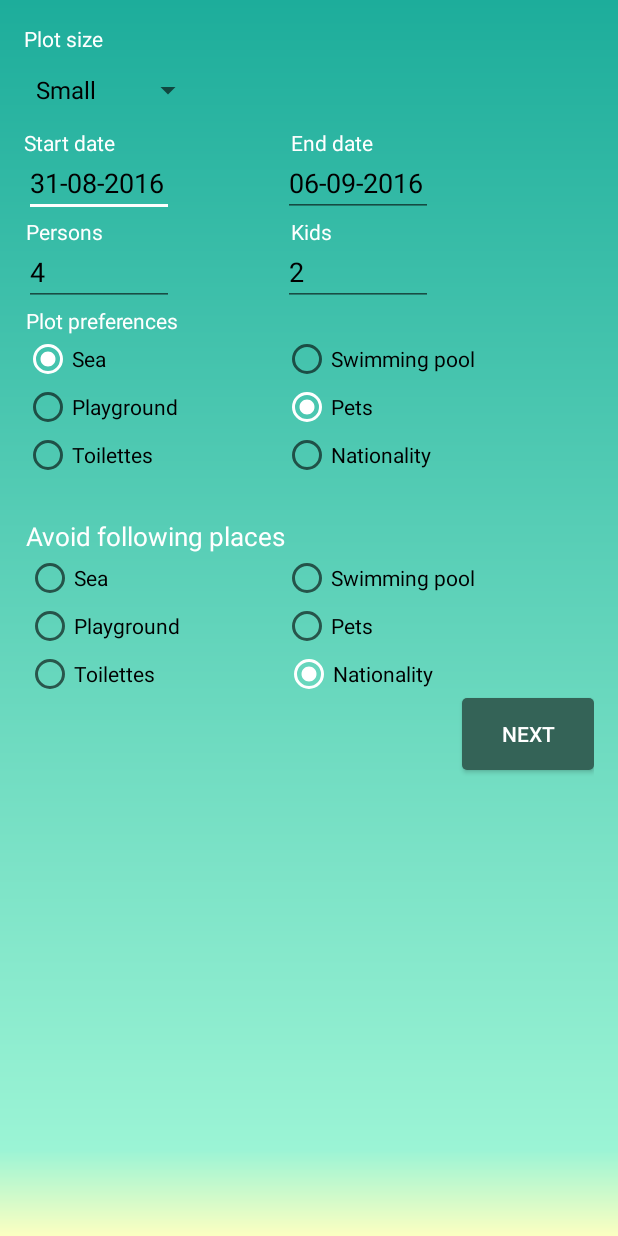
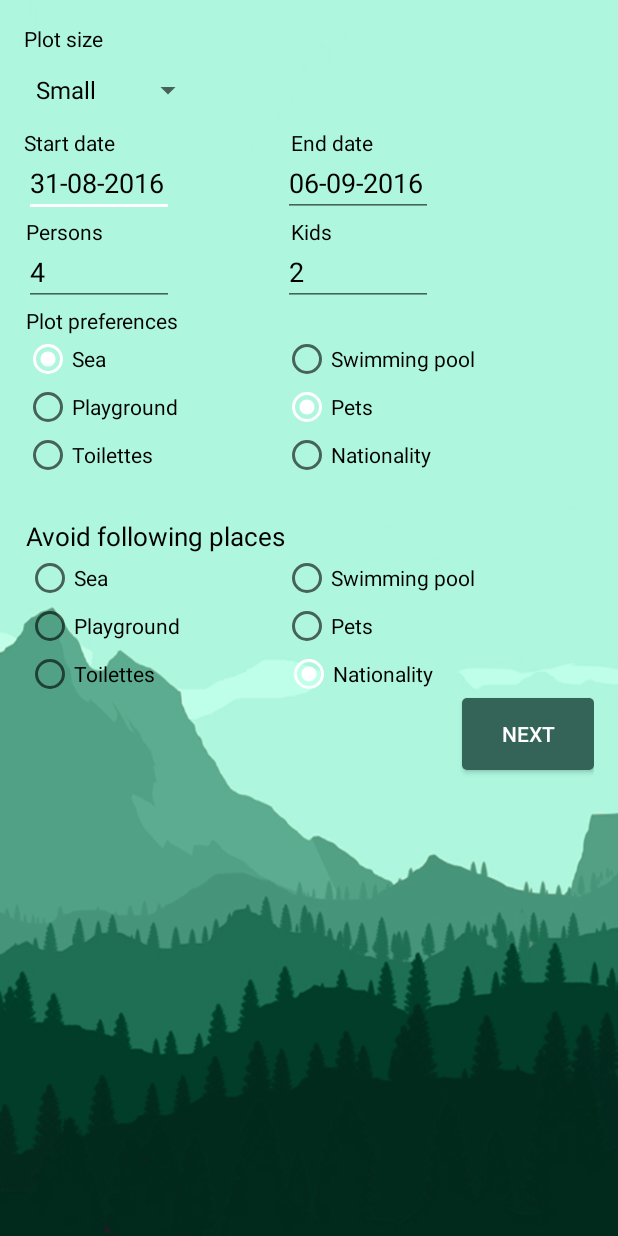
Before and after one commit to tylerdegraaff/easyspot, an Android app: the BookingCampingActivity screen opened directly, with no data from a screen before it, on a phone screen of 412 x 824 dp. Run offline under Robolectric (Android 15) with nearby library versions, the phone set to English and light mode, and no system bars.

Commit message:
test push. changed some background/text

```diff
--- a/app/src/main/res/layout/activity_booking_camping.xml
+++ b/app/src/main/res/layout/activity_booking_camping.xml
@@ -10,7 +10,7 @@
     tools:context="nl.hr.tylerdegraaff.easyspot.BookingCampingActivity"
     android:textAlignment="textStart"
     android:gravity="start"
-    android:background="@drawable/background">
+    android:background="@drawable/background_main">
 
     <Spinner
         android:layout_width="120dp"
@@ -57,7 +57,7 @@
         android:layout_alignParentTop="true"
         android:layout_alignParentStart="true"
         android:onClick="goToStepThree"
-        android:textColor="#ffffff" />
+        android:textColor="#000000" />
 
     <TextView
         android:layout_width="wrap_content"
@@ -65,7 +65,7 @@
         android:textAppearance="?android:attr/textAppearanceSmall"
         android:text="Start date"
         android:id="@+id/textView36"
-        android:textColor="#ffffff"
+        android:textColor="#000000"
         android:layout_below="@+id/plotOptions"
         android:layout_alignParentStart="true" />
 
@@ -75,7 +75,7 @@
         android:textAppearance="?android:attr/textAppearanceSmall"
         android:text="End date"
         android:id="@+id/textView37"
-        android:textColor="#ffffff"
+        android:textColor="#000000"
         android:layout_alignTop="@+id/textView36"
         android:layout_alignEnd="@+id/radioButton4" />
 
@@ -85,7 +85,7 @@
         android:textAppearance="?android:attr/textAppearanceSmall"
         android:text="Persons"
         android:id="@+id/textView38"
-        android:textColor="#ffffff"
+        android:textColor="#000000"
         android:layout_below="@+id/booking_start_date"
         android:layout_alignEnd="@+id/detail_camping_name" />
 
@@ -95,7 +95,7 @@
         android:textAppearance="?android:attr/textAppearanceSmall"
         android:text="Kids"
         android:id="@+id/textView39"
-        android:textColor="#ffffff"
+        android:textColor="#000000"
         android:layout_alignTop="@+id/textView38"
         android:layout_alignStart="@+id/textView37" />
 
@@ -149,7 +149,7 @@
         android:textAppearance="?android:attr/textAppearanceSmall"
         android:text="Plot preferences"
         android:id="@+id/textView40"
-        android:textColor="#ffffff"
+        android:textColor="#000000"
         android:layout_below="@+id/editText11"
         android:layout_alignStart="@+id/textView38" />
 
@@ -210,7 +210,7 @@
         android:textAppearance="?android:attr/textAppearanceSmall"
         android:text="Avoid following places"
         android:id="@+id/textView50"
-        android:textColor="#ffffff"
+        android:textColor="#000000"
         android:layout_below="@+id/radioButton5"
         android:layout_alignStart="@+id/radioButton7"
         android:layout_marginTop="26dp"
--- a/app/src/main/res/layout/activity_frans_bauer_event.xml
+++ b/app/src/main/res/layout/activity_frans_bauer_event.xml
@@ -8,7 +8,7 @@
     android:paddingRight="@dimen/activity_horizontal_margin"
     android:paddingTop="@dimen/activity_vertical_margin"
     tools:context=".FransBauerEvent"
-    android:background="@drawable/background">
+    android:background="@drawable/background_main">
 
     <ImageView
         android:layout_width="wrap_content"
@@ -25,7 +25,7 @@
         android:textAppearance="?android:attr/textAppearanceLarge"
         android:text="13-07-2016 Karoke night with Frans Bauer!"
         android:id="@+id/textView93"
-        android:textColor="#ffffff"
+        android:textColor="#000000"
         android:layout_alignParentTop="true"
         android:layout_centerHorizontal="true" />
 
```
Also changed, not shown: app/src/main/res/layout/activity_camping_detail.xml (+7 -7 lines), app/src/main/res/drawable/background_create.png (added), app/src/main/res/drawable/background_events.png (added), app/src/main/res/drawable/background_main.jpg (added), app/src/main/res/drawable/background_main_trans.png (added), app/src/main/res/drawable/background_settings.png (added).
